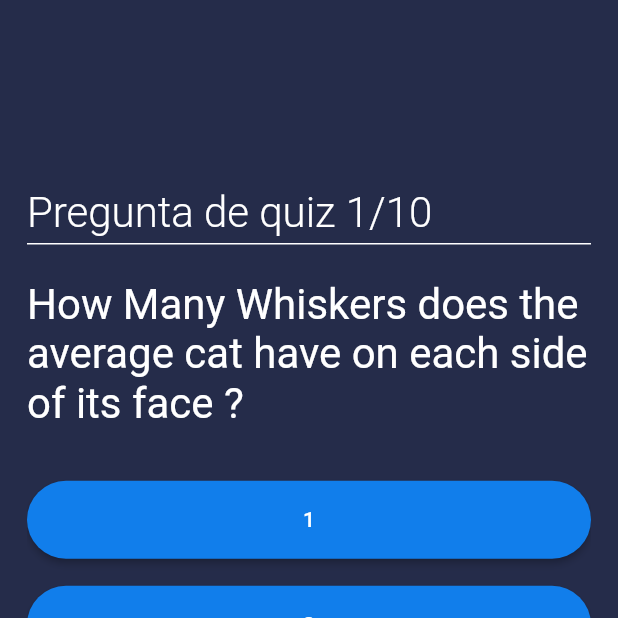
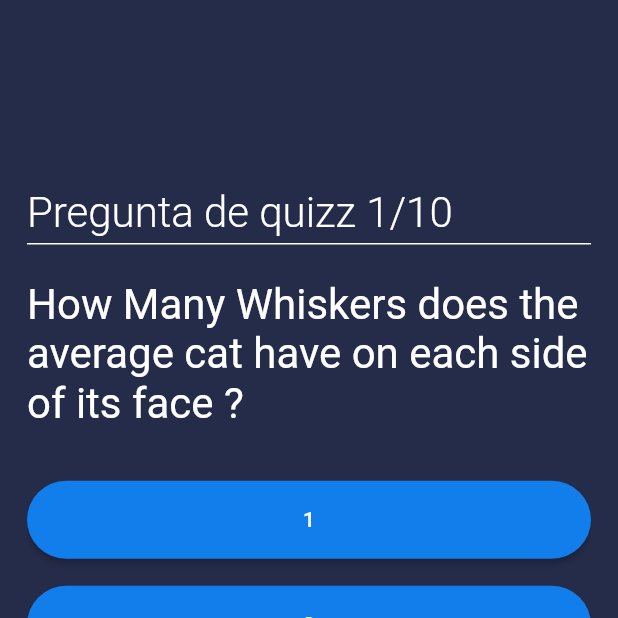
Before and after one commit to Ferdidand79/flutter_quiz, a Flutter app: the screen it shows after launch, on a phone screen of 412 x 824 dp, the top half of it. Run offline on Flutter 3.47's test engine with Material 2 defaults, Android fonts, the phone set to English and light mode, and no system bars.

Commit message:
cambaindo nombre

```diff
--- a/lib/pages/home.dart
+++ b/lib/pages/home.dart
@@ -50,7 +50,7 @@ class _HomePageState extends State<HomePage> {
                 SizedBox(
                   width: double.infinity,
                   child: Text(
-                    "Pregunta de quiz ${index + 1}/${questions.length}",
+                    "Pregunta de quizz ${index + 1}/${questions.length}",
                     style: const TextStyle(
                       color: Colors.white,
                       fontWeight: FontWeight.w300,
```
